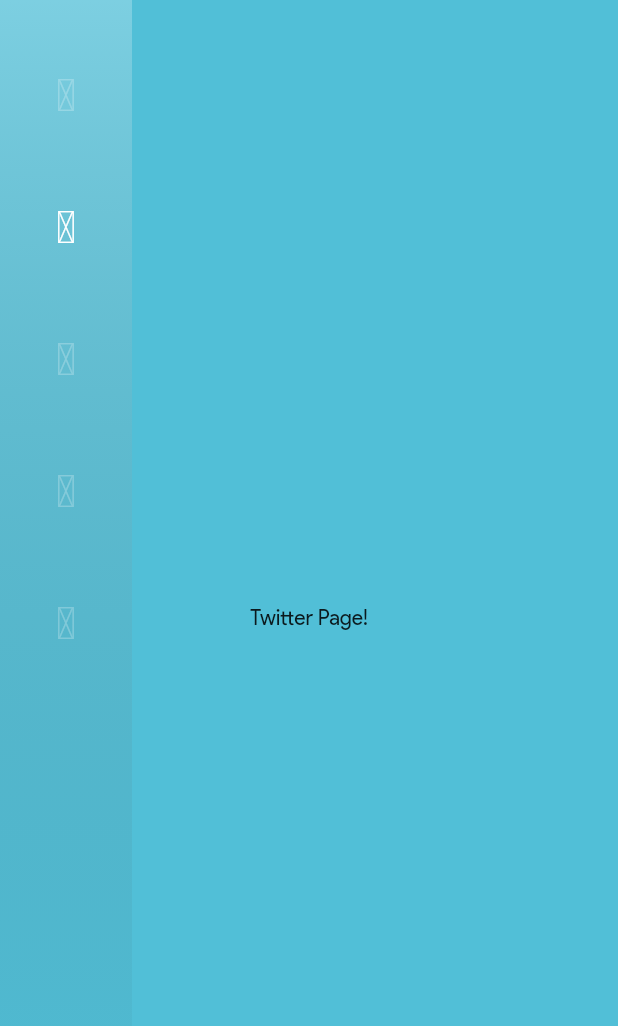
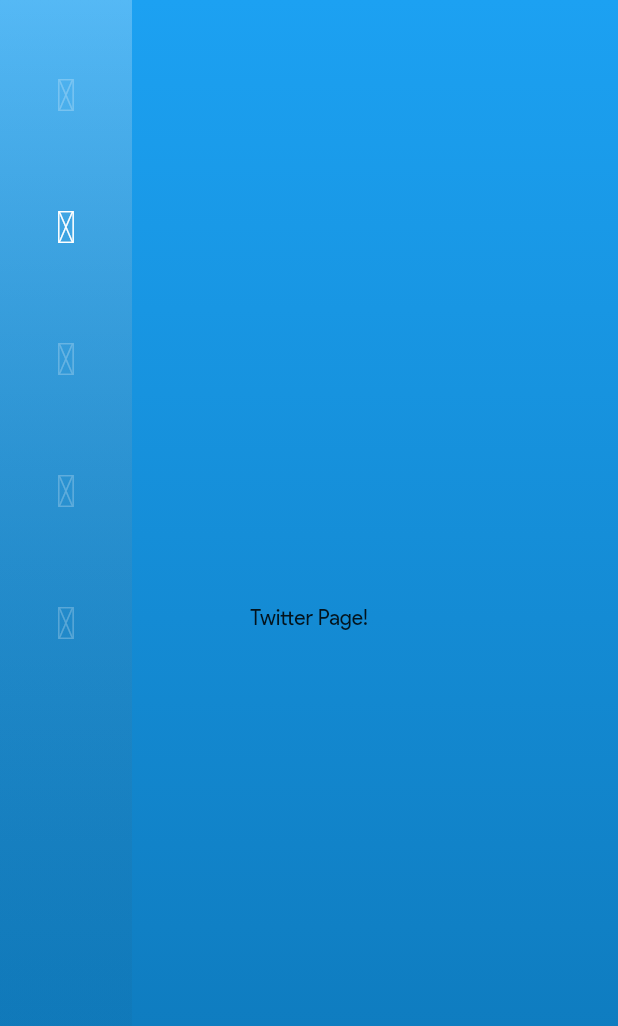
Before and after one commit to th0mps0nty/sample_web_portfolio, a Flutter app: the screen it shows after launch, after a tap on an icon or button, on a phone screen of 412 x 824 dp. Shown: the top 1026 px of the screen. Run offline on Flutter 3.47's test engine with Material 2 defaults, Android fonts, the phone set to English and light mode, and no system bars; our stand-ins replace flutter_riverpod, go_router.

Commit message:
added shared widget to change background colors of each route

```diff
--- a/lib/lib/features/navigation/presentation/viewmodels/left_navigation_viewmodel.dart
+++ b/lib/lib/features/navigation/presentation/viewmodels/left_navigation_viewmodel.dart
@@ -2,6 +2,8 @@
 import 'package:go_router/go_router.dart';
 import 'package:sample_web/lib/features/navigation/data/models/left_navigation_item.dart';
 import 'package:sample_web/lib/helpers/utils.dart';
+import 'package:sample_web/lib/shared/providers/shared_providers.dart';
+import 'package:sample_web/lib/styles/personal_portfolio_colors.dart';
 
 class LeftNavigationViewModel extends StateNotifier<List<LeftNavigationItem>> {
   final Ref ref;
@@ -17,6 +19,7 @@
       GoRouter.of(Utils.tabNav.currentContext!).go(item.route);
     }
 
+    ref.read(pageColorProvider.notifier).state = PersonalPortfolioColors.pageColor[item.route]!;
     state = [for (var element in state) element.copyWith(isSelected: item == element)];
   }
 }
--- a/lib/lib/features/shell/presentation/pages/portfolio_main.dart
+++ b/lib/lib/features/shell/presentation/pages/portfolio_main.dart
@@ -1,6 +1,7 @@
 import 'package:flutter/material.dart';
 import 'package:sample_web/lib/features/navigation/presentation/widgets/left_navigation.dart';
 import 'package:sample_web/lib/helpers/utils.dart';
+import 'package:sample_web/lib/shared/widgets/page_color.dart';
 import 'package:sample_web/lib/styles/personal_portfolio_colors.dart';
 
 class PortfolioMainPage extends StatelessWidget {
@@ -16,6 +17,7 @@
         backgroundColor: PersonalPortfolioColors.mainBlue,
         body: Stack(
           children: [
+            const PageColor(),
             Center(
               child: child,
             ),
--- /dev/null
+++ b/lib/lib/shared/providers/shared_providers.dart
@@ -0,0 +1,5 @@
+import 'package:flutter_riverpod/flutter_riverpod.dart';
+import 'package:sample_web/lib/features/welcome/presentation/pages/welcome_page.dart';
+import 'package:sample_web/lib/styles/personal_portfolio_colors.dart';
+
+final pageColorProvider = StateProvider((ref) => PersonalPortfolioColors.pageColor[WelcomePage.route]!);
--- /dev/null
+++ b/lib/lib/shared/widgets/page_color.dart
@@ -0,0 +1,17 @@
+import 'package:flutter/material.dart';
+import 'package:flutter_riverpod/flutter_riverpod.dart';
+import 'package:sample_web/lib/shared/providers/shared_providers.dart';
+
+class PageColor extends ConsumerWidget {
+  const PageColor({super.key});
+
+  @override
+  Widget build(BuildContext context, WidgetRef ref) {
+    final pageGradient = ref.watch(pageColorProvider);
+    return Container(
+      decoration: BoxDecoration(
+        gradient: pageGradient,
+      ),
+    );
+  }
+}
--- a/lib/lib/styles/personal_portfolio_colors.dart
+++ b/lib/lib/styles/personal_portfolio_colors.dart
@@ -1,4 +1,9 @@
 import 'package:flutter/material.dart';
+import 'package:sample_web/lib/features/github/presentation/pages/github_page.dart';
+import 'package:sample_web/lib/features/linkedIn/presentation/pages/linkedIn_page.dart';
+import 'package:sample_web/lib/features/twitter/presentation/pages/twitter_page.dart';
+import 'package:sample_web/lib/features/web/presentation/pages/web_page.dart';
+import 'package:sample_web/lib/features/welcome/presentation/pages/welcome_page.dart';
 
 class PersonalPortfolioColors {
   // Dark Theme
@@ -46,4 +51,55 @@
   static const Color githubIcon = Color(0xFFBEBEBE);
   static const Color githubPrimary = Color(0xFF6C6C6C);
   static const Color githubSecondary = Color(0xFF3B3B3B);
+
+static Map<String, LinearGradient> pageColor = {
+    WelcomePage.route: const LinearGradient(
+      begin: Alignment.topCenter,
+      end: Alignment.bottomCenter,
+      colors: [
+        welcomePrimary,
+        welcomeSecondary,
+      ],
+    ),
+    TwitterPage.route: const LinearGradient(
+      begin: Alignment.topCenter,
+      end: Alignment.bottomCenter,
+      colors: [
+        twitterPrimary,
+        twitterSecondary,
+      ],
+    ),
+    LinkedInPage.route: const LinearGradient(
+      begin: Alignment.topCenter,
+      end: Alignment.bottomCenter,
+      colors: [
+        linkedInPrimary,
+        linkedInSecondary,
+      ],
+    ),
+    WebPage.route: const LinearGradient(
+      begin: Alignment.topCenter,
+      end: Alignment.bottomCenter,
+      colors: [
+        webPrimary,
+        webSecondary,
+      ],
+    ),
+    GithubPage.route: const LinearGradient(
+      begin: Alignment.topCenter,
+      end: Alignment.bottomCenter,
+      colors: [
+        githubPrimary,
+        githubSecondary,
+      ],
+    ),
+  };
+
+  static Map<String, Color> pageIconColor = {
+    WelcomePage.route: welcomeIcon,
+    TwitterPage.route: twitterIcon,
+    LinkedInPage.route: linkedInIcon,
+    WebPage.route: webIcon,
+    GithubPage.route: githubIcon,
+  };
 }
```
Also changed, not shown: lib/lib/styles/colors.dart (added).
